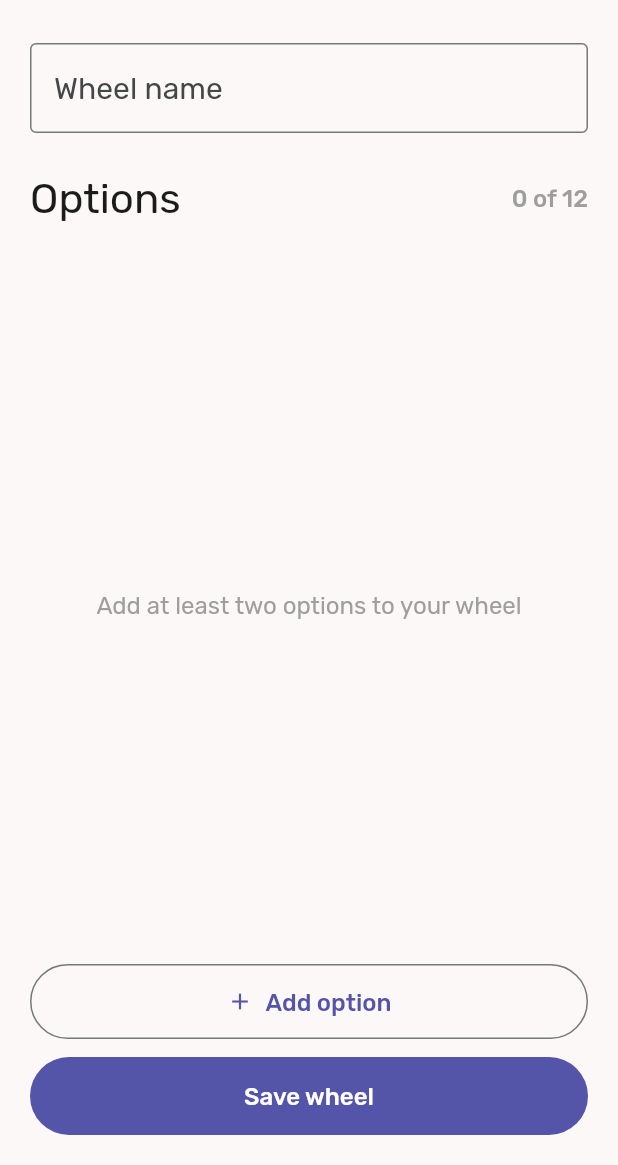
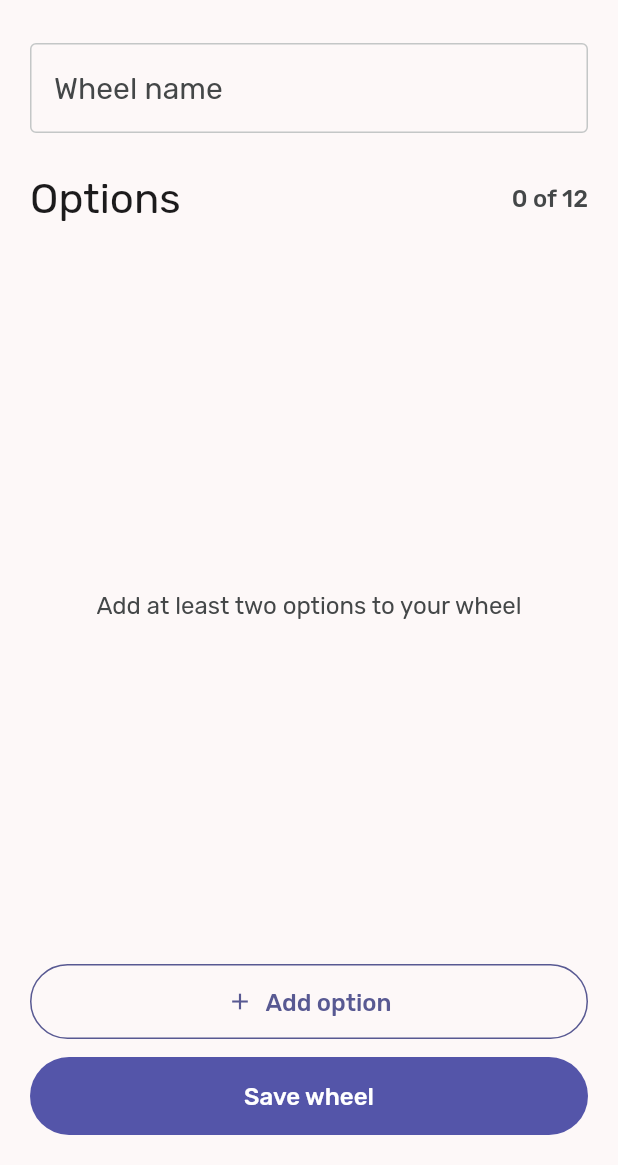
Before and after one commit to ISIS3510-Team12/Flutter, a Flutter app: the NewWheelScreen screen opened directly, on a phone screen of 412 x 824 dp, the part 71-1236 px from its top. Run offline on Flutter 3.47's test engine with Material 3 defaults, Android fonts, the phone set to English and light mode, and no system bars; our stand-ins replace clock, connectivity_plus, dio, drift, drift_flutter, firebase_auth and 20 more; missing offline and left inert: android_alarm_manager_plus, shake; accounts and stored records are empty; generated files the repository leaves out were written again; network calls fail.

Commit message:
check screens design

```diff
--- a/lib/ui/tools/widgets/decision_wheel/widgets/new_wheel_screen.dart
+++ b/lib/ui/tools/widgets/decision_wheel/widgets/new_wheel_screen.dart
@@ -17,7 +17,6 @@ class _NewWheelScreenState extends ConsumerState<NewWheelScreen> {
   bool _saving = false;
 
   static const _indigo = Color(0xFF5455A9);
-  static const _background = Color(0xFFF5F5F7);
   static const int _maxOptions = 12;
 
   int get _remainingOptions => _maxOptions - _options.length;
@@ -104,8 +103,15 @@ class _NewWheelScreenState extends ConsumerState<NewWheelScreen> {
 
   @override
   Widget build(BuildContext context) {
+    final theme = Theme.of(context);
+    final colorScheme = theme.colorScheme;
+
     return Scaffold(
+      backgroundColor: theme.scaffoldBackgroundColor,
       appBar: AppBar(
+        backgroundColor: theme.scaffoldBackgroundColor,
+        foregroundColor: colorScheme.onSurface,
+        elevation: 0,
         title: const Text(
           'New wheel',
           style: TextStyle(
@@ -127,10 +133,30 @@ class _NewWheelScreenState extends ConsumerState<NewWheelScreen> {
                     TextField(
                       controller: _nameController,
                       textCapitalization: TextCapitalization.sentences,
-                      decoration: const InputDecoration(
+                      style: TextStyle(
+                        color: colorScheme.onSurface,
+                      ),
+                      decoration: InputDecoration(
                         labelText: 'Wheel name',
                         hintText: 'e.g. What should I do?',
-                        border: OutlineInputBorder(),
+                        labelStyle: TextStyle(
+                          color: colorScheme.onSurfaceVariant,
+                        ),
+                        hintStyle: TextStyle(
+                          color: colorScheme.onSurfaceVariant,
+                        ),
+                        border: const OutlineInputBorder(),
+                        enabledBorder: OutlineInputBorder(
+                          borderSide: BorderSide(
+                            color: colorScheme.outlineVariant,
+                          ),
+                        ),
+                        focusedBorder: const OutlineInputBorder(
+                          borderSide: BorderSide(
+                            color: _indigo,
+                            width: 2,
+                          ),
+                        ),
                       ),
                     ),
                     const SizedBox(height: 24),
@@ -138,17 +164,18 @@ class _NewWheelScreenState extends ConsumerState<NewWheelScreen> {
                     Row(
                       mainAxisAlignment: MainAxisAlignment.spaceBetween,
                       children: [
-                        const Text(
+                        Text(
                           'Options',
                           style: TextStyle(
                             fontSize: 28,
                             fontWeight: FontWeight.normal,
+                            color: colorScheme.onSurface,
                           ),
                         ),
                         Text(
                           '${_options.length} of $_maxOptions',
-                          style: const TextStyle(
-                            color: Colors.grey,
+                          style: TextStyle(
+                            color: colorScheme.onSurfaceVariant,
                             fontWeight: FontWeight.w500,
                           ),
                         ),
@@ -158,11 +185,13 @@ class _NewWheelScreenState extends ConsumerState<NewWheelScreen> {
 
                     Expanded(
                       child: _options.isEmpty
-                          ? const Center(
+                          ? Center(
                               child: Text(
                                 'Add at least two options to your wheel',
                                 textAlign: TextAlign.center,
-                                style: TextStyle(color: Colors.grey),
+                                style: TextStyle(
+                                  color: colorScheme.onSurfaceVariant,
+                                ),
                               ),
                             )
                           : ReorderableListView.builder(
@@ -183,7 +212,7 @@ class _NewWheelScreenState extends ConsumerState<NewWheelScreen> {
                                 return Card(
                                   key: ValueKey('option_$index'),
                                   elevation: 0,
-                                  color: _background,
+                                  color: colorScheme.surfaceContainerHighest,
                                   margin: const EdgeInsets.only(bottom: 8),
                                   child: ListTile(
                                     leading: Container(
@@ -206,13 +235,17 @@ class _NewWheelScreenState extends ConsumerState<NewWheelScreen> {
                                       option,
                                       maxLines: 2,
                                       overflow: TextOverflow.ellipsis,
-                                      style: const TextStyle(
+                                      style: TextStyle(
                                         fontWeight: FontWeight.w600,
+                                        color: colorScheme.onSurface,
                                       ),
                                     ),
                                     trailing: IconButton(
                                       tooltip: 'Remove option',
-                                      icon: const Icon(Icons.close),
+                                      icon: Icon(
+                                        Icons.close,
+                                        color: colorScheme.onSurfaceVariant,
+                                      ),
                                       onPressed: () => _removeOption(index),
                                     ),
                                   ),
@@ -225,7 +258,10 @@ class _NewWheelScreenState extends ConsumerState<NewWheelScreen> {
                       width: double.infinity,
                       child: OutlinedButton.icon(
                         style: OutlinedButton.styleFrom(
-                          foregroundColor: _indigo,
+                          foregroundColor: colorScheme.primary,
+                          side: BorderSide(
+                            color: colorScheme.primary,
+                          ),
                           padding: const EdgeInsets.symmetric(vertical: 14),
                         ),
                         onPressed: _saving || _remainingOptions <= 0
@@ -242,6 +278,7 @@ class _NewWheelScreenState extends ConsumerState<NewWheelScreen> {
                       child: FilledButton(
                         style: FilledButton.styleFrom(
                           backgroundColor: _indigo,
+                          foregroundColor: Colors.white,
                           padding: const EdgeInsets.symmetric(vertical: 15),
                         ),
                         onPressed: _saving ? null : _saveWheel,
@@ -294,14 +331,24 @@ class _OptionDialogState extends State<_OptionDialog> {
 
   @override
   Widget build(BuildContext context) {
+    final colorScheme = Theme.of(context).colorScheme;
+
     return AlertDialog(
-      title: const Text('Add option'),
+      backgroundColor: colorScheme.surface,
+      title: Text(
+        'Add option',
+        style: TextStyle(color: colorScheme.onSurface),
+      ),
       content: TextField(
         controller: _controller,
         autofocus: true,
         textCapitalization: TextCapitalization.sentences,
-        decoration: const InputDecoration(
+        style: TextStyle(color: colorScheme.onSurface),
+        decoration: InputDecoration(
           hintText: 'Enter an option',
+          hintStyle: TextStyle(
+            color: colorScheme.onSurfaceVariant,
+          ),
         ),
         onSubmitted: (_) => _addOption(),
       ),
```
Also changed, not shown: lib/ui/tools/widgets/decision_wheel/widgets/decision_wheel_painter.dart (+15 -7 lines), lib/ui/tools/widgets/decision_wheel/widgets/decision_wheel_screen.dart (+41 -32 lines), lib/ui/tools/widgets/decision_wheel/widgets/wheel_editor_screen.dart (+98 -103 lines).
